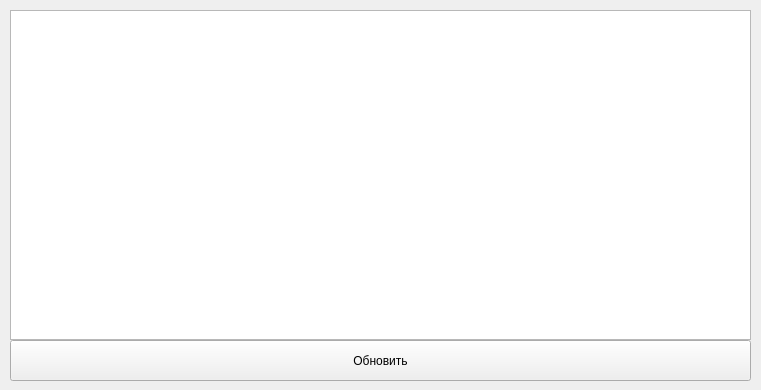
George-crypto-code/fourth, file main.ui: the form before one commit.
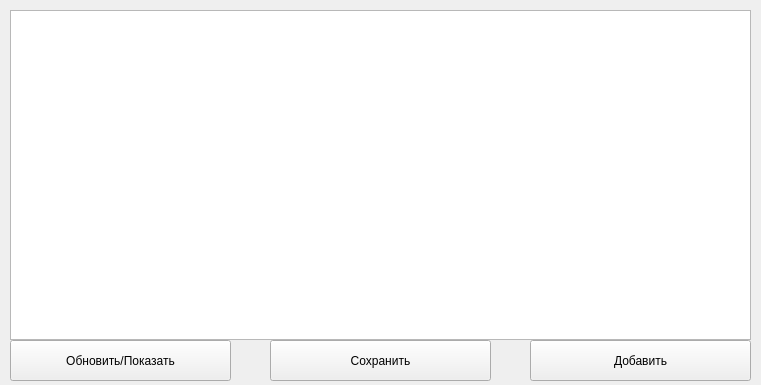
The form after the commit.

What changed in the file:
```diff
--- a/main.ui
+++ b/main.ui
@@ -7,7 +7,7 @@
     <x>0</x>
     <y>0</y>
     <width>761</width>
-    <height>390</height>
+                <height>385</height>
    </rect>
   </property>
   <property name="windowTitle">
@@ -29,12 +29,38 @@
      <rect>
       <x>10</x>
       <y>340</y>
-      <width>741</width>
+                        <width>221</width>
       <height>41</height>
      </rect>
     </property>
     <property name="text">
-     <string>Обновить</string>
+                    <string>Обновить/Показать</string>
+                </property>
+            </widget>
+            <widget class="QPushButton" name="saveBtn">
+                <property name="geometry">
+                    <rect>
+                        <x>270</x>
+                        <y>340</y>
+                        <width>221</width>
+                        <height>41</height>
+                    </rect>
+                </property>
+                <property name="text">
+                    <string>Сохранить</string>
+                </property>
+            </widget>
+            <widget class="QPushButton" name="addBtn">
+                <property name="geometry">
+                    <rect>
+                        <x>530</x>
+                        <y>340</y>
+                        <width>221</width>
+                        <height>41</height>
+                    </rect>
+                </property>
+                <property name="text">
+                    <string>Добавить</string>
     </property>
    </widget>
   </widget>
```
Left out of the diff: 3 changed lines with no effect on the pictures. Lines whose indentation alone changed are shown as unchanged.
